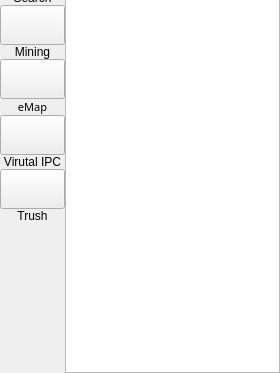
linkingvision/rapidvms, file veapp/main/vscdevicelist.ui: the form before one commit; both pictures show x 0 to 280 and y 211 to 584 of the 280 by 584 pixel window.
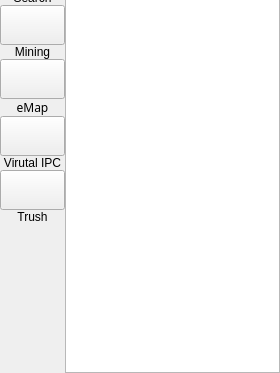
The form after the commit. Icons and pictures are not drawn. Custom widgets are drawn as their Qt base class.

What changed in the file:
```diff
--- a/veapp/main/vscdevicelist.ui
+++ b/veapp/main/vscdevicelist.ui
@@ -334,15 +334,12 @@
          <property name="font">
           <font>
            <family>Arial Unicode MS</family>
-           <pointsize>8</pointsize>
+           <pointsize>9</pointsize>
            <weight>50</weight>
            <italic>false</italic>
            <bold>false</bold>
           </font>
          </property>
-         <property name="styleSheet">
-          <string notr="true">font: 8pt &quot;Arial Unicode MS&quot;;</string>
-         </property>
          <property name="text">
           <string>eMap</string>
          </property>
```
Left out of the diff: 14 changed lines with no effect on the pictures.
